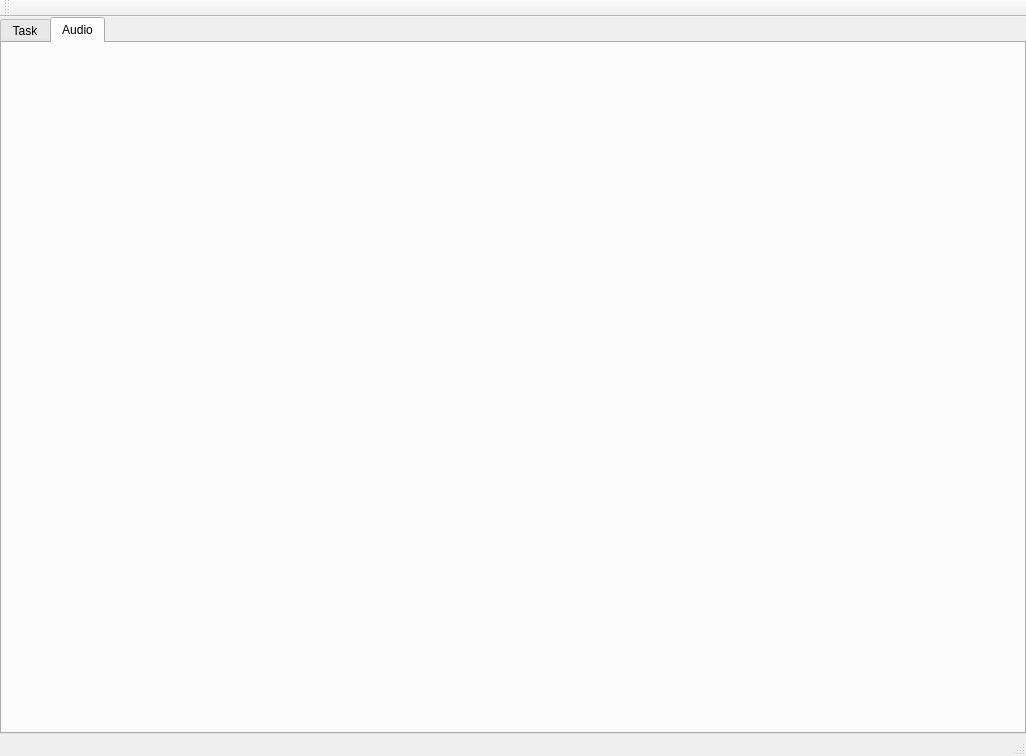
Above: mainwindow.ui from Painless-VR-Capstone/Qt-ClientApp before the change. Below: the same form after it.
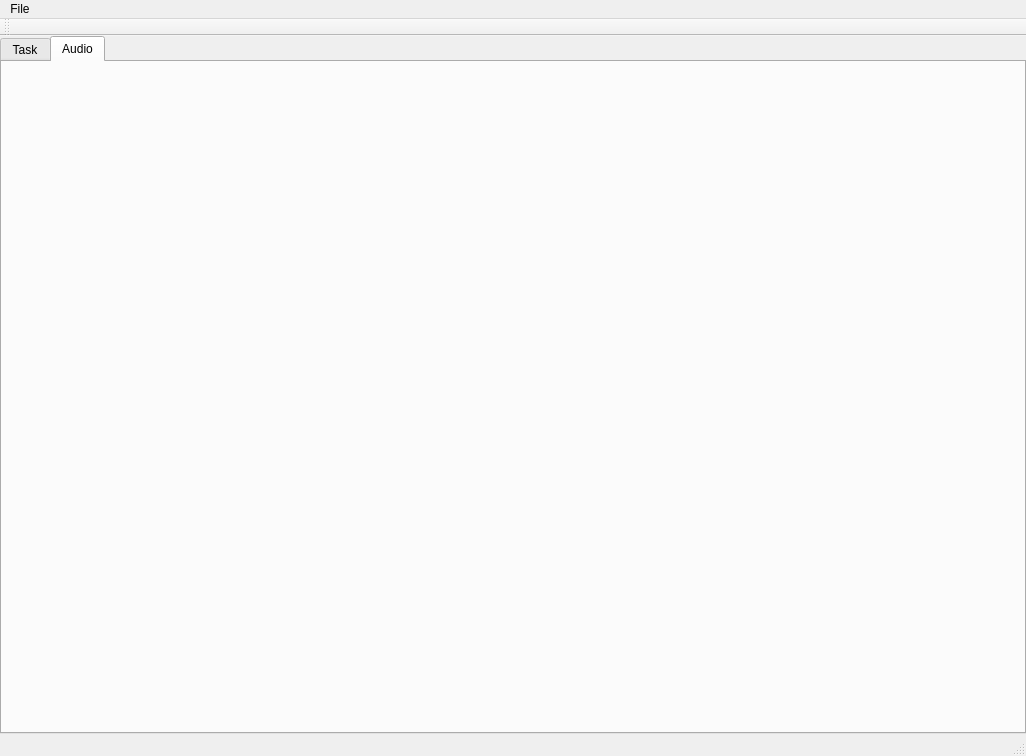
That is the form after the change.

Patch:
```diff
--- a/mainwindow.ui
+++ b/mainwindow.ui
@@ -67,13 +67,21 @@
      <height>25</height>
     </rect>
    </property>
+   <widget class="QMenu" name="menuFile">
+    <property name="title">
+     <string>File</string>
+    </property>
+    <addaction name="actionSave"/>
+    <addaction name="actionSave_As"/>
+   </widget>
+   <addaction name="menuFile"/>
   </widget>
   <widget class="QToolBar" name="mainToolBar">
    <attribute name="toolBarArea">
     <enum>TopToolBarArea</enum>
    </attribute>
    <attribute name="toolBarBreak">
-    <bool>false</bool>
+    <bool>true</bool>
    </attribute>
   </widget>
   <widget class="QStatusBar" name="statusBar"/>
```
Left out of the diff: 13 changed lines with no effect on the pictures.
